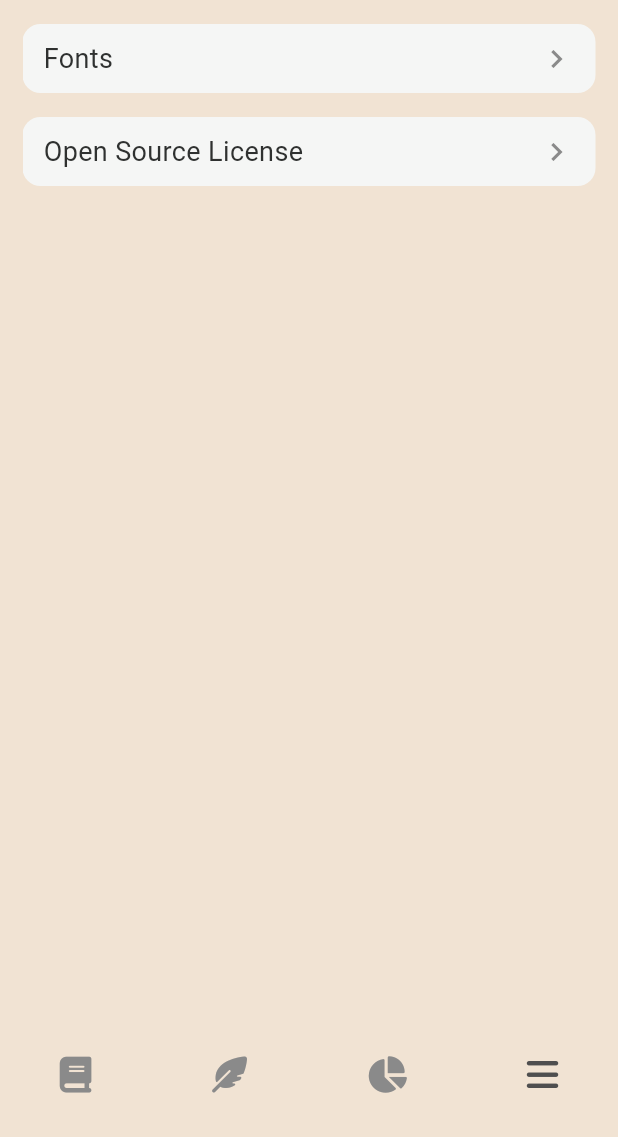
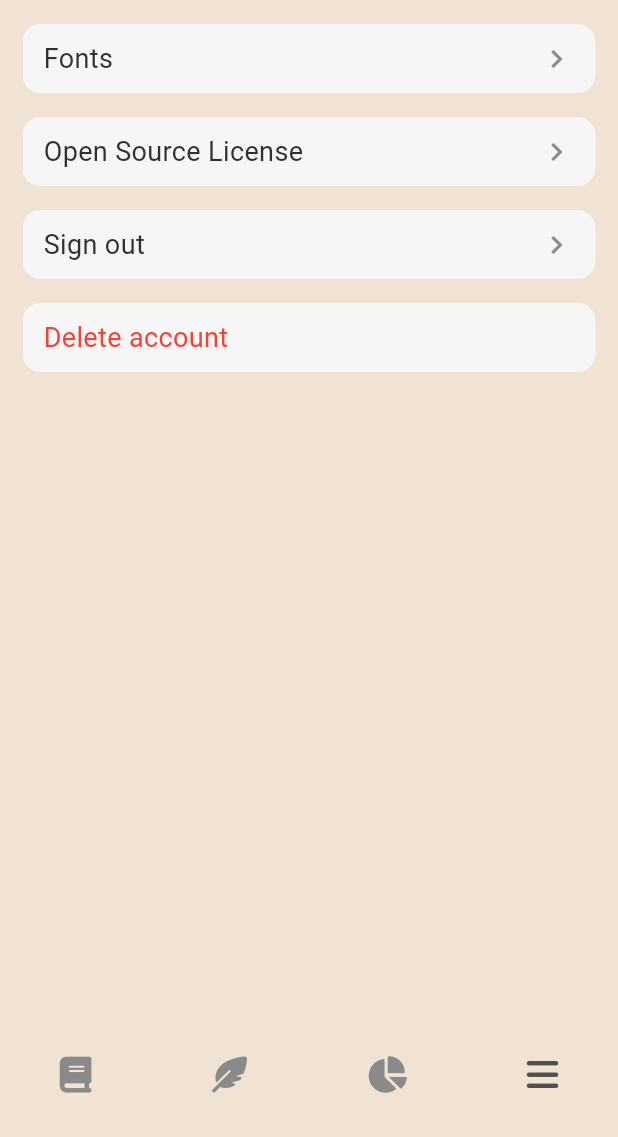
Before and after one commit to hojun-jo/moodtracker, a Flutter app: the SettingsScreen screen opened by its route, on a phone screen of 412 x 824 dp, the part 99-1236 px from its top. Run offline on Flutter 3.47's test engine with Material 3 defaults, Android fonts, the phone set to English and light mode, and no system bars; our stand-ins replace easy_localization, firebase_auth, firebase_core, fl_chart, flutter_riverpod, font_awesome_flutter and 6 more; accounts and stored records are empty; generated files the repository leaves out were written again; Roboto replaces fonts that are missing (Jua).

Commit message:
feat: route settings screen -> login screen

```diff
--- a/lib/features/settings/providers/provider.dart
+++ b/lib/features/settings/providers/provider.dart
@@ -1,6 +1,7 @@
 import 'package:flutter_riverpod/flutter_riverpod.dart';
 import 'package:moodtracker/core/theme/app_fonts_type.dart';
 import 'package:moodtracker/core/theme/app_theme_type.dart';
+import 'package:moodtracker/features/authentication/view_models/authentication_view_model.dart';
 import 'package:moodtracker/features/settings/view_models/fonts_view_model.dart';
 import 'package:moodtracker/features/settings/view_models/theme_view_model.dart';
 
@@ -13,3 +14,8 @@ final themeProvider =
     NotifierProvider.autoDispose<ThemeViewModel, AsyncValue<AppThemeType>>(
   () => ThemeViewModel(),
 );
+
+final authenticationProvider =
+    NotifierProvider.autoDispose<AuthenticationViewModel, AsyncValue<bool>>(
+  () => AuthenticationViewModel(),
+);
--- a/lib/features/settings/views/settings_screen.dart
+++ b/lib/features/settings/views/settings_screen.dart
@@ -4,7 +4,9 @@ import 'package:flutter_riverpod/flutter_riverpod.dart';
 import 'package:go_router/go_router.dart';
 import 'package:moodtracker/core/theme/app_theme_type.dart';
 import 'package:moodtracker/core/widgets/center_progress_indicator.dart';
+import 'package:moodtracker/core/widgets/center_text.dart';
 import 'package:moodtracker/core/widgets/dialog/error_dialog.dart';
+import 'package:moodtracker/core/widgets/dialog/mood_dialog.dart';
 import 'package:moodtracker/features/settings/providers/provider.dart';
 import 'package:moodtracker/features/settings/views/widgets/settings_item.dart';
 import 'package:moodtracker/features/settings/views/widgets/theme_menu_item.dart';
@@ -22,6 +24,8 @@ class _SettingsScreenState extends ConsumerState<SettingsScreen> {
 
   @override
   Widget build(BuildContext context) {
+    final authState = ref.watch(authenticationProvider);
+
     return Column(
       spacing: 16,
       children: [
@@ -75,6 +79,36 @@ class _SettingsScreenState extends ConsumerState<SettingsScreen> {
           text: "Open Source Lisence".tr(),
           trailing: const Icon(Icons.chevron_right),
         ),
+        authState.when(
+          data: (isLoggedIn) {
+            if (isLoggedIn) {
+              return Column(
+                spacing: 16,
+                children: [
+                  SettingsItem(
+                    onTap: _signOut,
+                    text: "Sign out",
+                    trailing: const Icon(Icons.chevron_right),
+                  ),
+                  SettingsItem(
+                    onTap: _deleteAccount,
+                    text: "Delete account",
+                    textColor: Colors.red,
+                  ),
+                ],
+              );
+            } else {
+              return SettingsItem(
+                onTap: () => context.push(RoutePath.signIn),
+                text: "Sign in",
+                trailing: const Icon(Icons.chevron_right),
+              );
+            }
+          },
+          error: (Object error, StackTrace stackTrace) =>
+              CenterText(text: error.toString()),
+          loading: () => const CenterProgressIndicator(),
+        ),
       ],
     );
   }
@@ -98,4 +132,35 @@ class _SettingsScreenState extends ConsumerState<SettingsScreen> {
       _menuController.open();
     }
   }
+
+  void _signOut() {
+    try {
+      ref.read(authenticationProvider.notifier).signOut();
+    } catch (e) {
+      showErrorDialog(
+        context: context,
+        text: e.toString(),
+      );
+    }
+  }
+
+  void _deleteAccount() {
+    try {
+      showMoodDialog(
+        context: context,
+        title: "delete account alert".tr(),
+        confirmText: "delete".tr(),
+        cancelText: "cancel".tr(),
+        onConfirm: () =>
+            ref.read(authenticationProvider.notifier).deleteAccount(),
+        onCancel: () => context.pop(),
+        confirmColor: Colors.red,
+      );
+    } catch (e) {
+      showErrorDialog(
+        context: context,
+        text: e.toString(),
+      );
+    }
+  }
 }
--- a/lib/route/route_path.dart
+++ b/lib/route/route_path.dart
@@ -1,9 +1,5 @@
 abstract class RoutePath {
   RoutePath._();
-
-  // auth
-  static const String signIn = "/signIn";
-  static const String signUp = "/signUp";
 
   // main
   static const String home = "/";
@@ -12,4 +8,5 @@ abstract class RoutePath {
   static const String settings = "/settings";
 
   static const String fonts = "/settings/fonts";
+  static const String signIn = "/settings/login";
 }
--- a/lib/route/router.dart
+++ b/lib/route/router.dart
@@ -1,5 +1,6 @@
 import 'package:flutter_riverpod/flutter_riverpod.dart';
 import 'package:go_router/go_router.dart';
+import 'package:moodtracker/features/authentication/views/login_screen.dart';
 import 'package:moodtracker/features/chart/views/chart_screen.dart';
 import 'package:moodtracker/features/settings/views/fonts_screen.dart';
 import 'package:moodtracker/route/route_path.dart';
@@ -51,6 +52,10 @@ final routerProvider = Provider((ref) {
                 path: RoutePath.fonts,
                 builder: (context, state) => const FontsScreen(),
               ),
+              GoRoute(
+                path: RoutePath.signIn,
+                builder: (context, state) => const LoginScreen(),
+              ),
             ],
           ),
         ],
```
Also changed, not shown: 1 other file.
